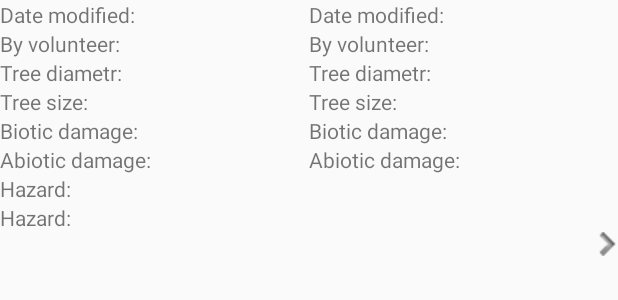
After one commit to ingamontclair/TreeLog, an Android app: the layout history_row.xml on its own in the app's theme, with its tools: preview values and no code run, on a phone screen of 412 x 824 dp. The commit adds this screen. Shown: the top 300 px of the screen. Run offline under Robolectric (Android 15) with nearby library versions, the light colour scheme and no system bars.

Commit message:
Show History button works and displays all related history records.

```diff
--- a/app/build.gradle
+++ b/app/build.gradle
@@ -42,4 +42,5 @@ dependencies {
 
 
 
+
 apply plugin: 'com.google.gms.google-services'
--- a/app/src/main/AndroidManifest.xml
+++ b/app/src/main/AndroidManifest.xml
@@ -78,7 +78,8 @@
         <activity android:name=".AddEvent" />
         <activity android:name=".TreeListFiltered" />
         <activity android:name=".ShowHistory" />
-        <activity android:name=".ShowTreeImages"></activity>
+        <activity android:name=".ShowTreeImages" />
+        <activity android:name=".ShowTreeHistoryPics"></activity>
     </application>
 
 </manifest>
--- a/app/src/main/java/com/montclair/puma/treelog/utils/CustomizedTreeImagesListAdapter.java
+++ b/app/src/main/java/com/montclair/puma/treelog/utils/CustomizedTreeImagesListAdapter.java
@@ -54,7 +54,7 @@ public class CustomizedTreeImagesListAdapter extends ArrayAdapter<TreeImages> {
         if(treeImages.getTreeImageURL() !=null){
             Picasso.with(msgPic.getContext())
                     .load(treeImages.getTreeImageURL())
-                    .resize(50,50)
+                    .resize(200,200)
                     .centerCrop()
                     .into(msgPic);
         }
--- /dev/null
+++ b/app/src/main/res/layout/history_row.xml
@@ -0,0 +1,151 @@
+<?xml version="1.0" encoding="utf-8"?>
+<LinearLayout xmlns:android="http://schemas.android.com/apk/res/android"
+    android:orientation="vertical" android:layout_width="match_parent"
+    android:layout_height="match_parent">
+    <LinearLayout
+        android:weightSum="2"
+        android:orientation="horizontal"
+        android:layout_width="match_parent"
+        android:layout_height="wrap_content">
+        <TextView
+            android:layout_weight="1"
+            android:layout_width="wrap_content"
+            android:layout_height="wrap_content"
+            android:text="Date modified:"
+            />
+        <TextView
+            android:layout_weight="1"
+            android:id="@+id/tv_date_modified"
+            android:layout_width="wrap_content"
+            android:layout_height="wrap_content"
+            android:text="Date modified:"
+            />
+    </LinearLayout>
+    <LinearLayout
+        android:weightSum="2"
+        android:orientation="horizontal"
+        android:layout_width="match_parent"
+        android:layout_height="wrap_content">
+        <TextView
+            android:layout_weight="1"
+            android:layout_width="wrap_content"
+            android:layout_height="wrap_content"
+            android:text="@string/by_volunteer"
+            />
+        <TextView
+            android:layout_weight="1"
+            android:id="@+id/tv_modified_vol"
+            android:layout_width="wrap_content"
+            android:layout_height="wrap_content"
+            android:text="@string/by_volunteer"
+            />
+    </LinearLayout>
+    <LinearLayout
+        android:weightSum="2"
+        android:orientation="horizontal"
+        android:layout_width="match_parent"
+        android:layout_height="wrap_content">
+        <TextView
+            android:layout_weight="1"
+            android:layout_width="wrap_content"
+            android:layout_height="wrap_content"
+            android:text="@string/tree_diametr"
+            />
+        <TextView
+            android:layout_weight="1"
+            android:id="@+id/tv_mod_diametr"
+            android:layout_width="wrap_content"
+            android:layout_height="wrap_content"
+            android:text="@string/tree_diametr"
+            />
+    </LinearLayout>
+    <LinearLayout
+        android:weightSum="2"
+        android:orientation="horizontal"
+        android:layout_width="match_parent"
+        android:layout_height="wrap_content">
+        <TextView
+            android:layout_weight="1"
+            android:layout_width="wrap_content"
+            android:layout_height="wrap_content"
+            android:text="@string/tree_size"
+            />
+        <TextView
+            android:layout_weight="1"
+            android:id="@+id/tv_mod_size"
+            android:layout_width="wrap_content"
+            android:layout_height="wrap_content"
+            android:text="@string/tree_size"
+            />
+    </LinearLayout>
+    <LinearLayout
+        android:weightSum="2"
+        android:orientation="horizontal"
+        android:layout_width="match_parent"
+        android:layout_height="wrap_content">
+        <TextView
+            android:layout_weight="1"
+            android:layout_width="wrap_content"
+            android:layout_height="wrap_content"
+            android:text="@string/biotic_damage"
+            />
+        <TextView
+            android:layout_weight="1"
+            android:id="@+id/tv_mod_biotic_damage"
+            android:layout_width="wrap_content"
+            android:layout_height="wrap_content"
+            android:text="@string/biotic_damage"
+            />
+    </LinearLayout>
+    <LinearLayout
+        android:weightSum="2"
+        android:orientation="horizontal"
+        android:layout_width="match_parent"
+        android:layout_height="wrap_content">
+        <TextView
+            android:layout_weight="1"
+            android:layout_width="wrap_content"
+            android:layout_height="wrap_content"
+            android:text="@string/abiotic_damage"
+            />
+        <TextView
+            android:layout_weight="1"
+            android:id="@+id/tv_mod_a_biotic_damage"
+            android:layout_width="wrap_content"
+            android:layout_height="wrap_content"
+            android:text="@string/abiotic_damage"
+            />
+    </LinearLayout>
+    <LinearLayout
+        android:weightSum="2"
+        android:orientation="vertical"
+        android:layout_width="match_parent"
+        android:layout_height="wrap_content">
+        <TextView
+            android:layout_weight="1"
+            android:layout_width="wrap_content"
+            android:layout_height="wrap_content"
+            android:text="@string/hazard"
+            />
+        <TextView
+            android:layout_weight="1"
+            android:id="@+id/tv_mod_tree_hazard"
+            android:layout_width="wrap_content"
+            android:layout_height="wrap_content"
+            android:text="@string/hazard"
+            />
+    </LinearLayout>
+    <LinearLayout
+        android:layout_width="match_parent"
+        android:layout_height="wrap_content"
+        android:gravity="right"
+        >
+
+        <ImageView
+            android:layout_width="wrap_content"
+            android:layout_height="wrap_content"
+            android:layout_alignParentRight="true"
+            android:layout_centerVertical="true"
+            android:src="@drawable/arrow" />
+    </LinearLayout>
+</LinearLayout>
```
Also changed, not shown: app/src/main/java/com/montclair/puma/treelog/ShowHistory.java (+31 -25 lines), app/src/main/java/com/montclair/puma/treelog/ShowTreeHistoryPics.java (added, +20 -0 lines), app/src/main/java/com/montclair/puma/treelog/TreeHistory.java (+3 -48 lines), app/src/main/java/com/montclair/puma/treelog/utils/CustomizedTreeHistoryListAdapter.java (added, +59 -0 lines), app/src/main/res/layout/activity_show_history.xml (+8 -11 lines), app/src/main/res/layout/activity_show_tree_history_pics.xml (added, +9 -0 lines), app/src/main/res/layout/list_row.xml (+17 -14 lines).
